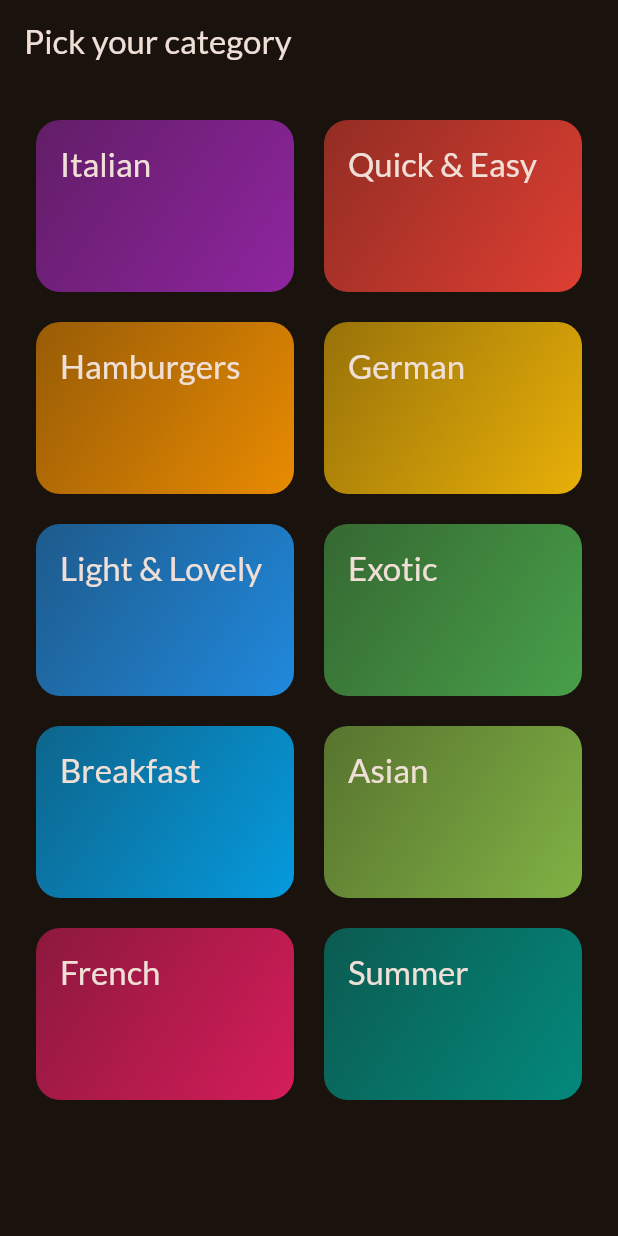
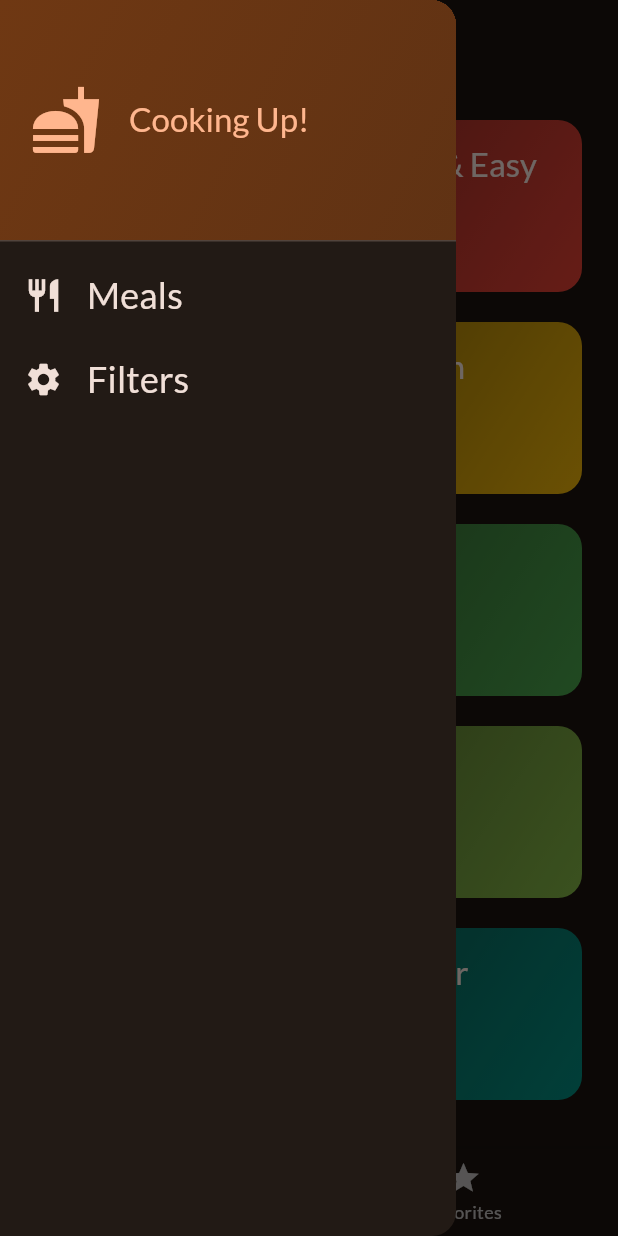
Before and after one commit to rubik26/meals, a Flutter app: the screen it shows after launch, with the side drawer open (before the commit the screen has no drawer), on a phone screen of 412 x 824 dp. Run offline on Flutter 3.47's test engine with Material 3 defaults, Android fonts, the phone set to English and light mode, and no system bars; our stand-ins replace flutter_riverpod, google_fonts, transparent_image; statements that could not run were skipped.

Commit message:
Описание изменений

```diff
--- a/lib/main.dart
+++ b/lib/main.dart
@@ -1,5 +1,6 @@
-import 'package:cookies/screens/categories.dart';
+import 'package:cookies/screens/tabs.dart';
 import 'package:flutter/material.dart';
+import 'package:flutter_riverpod/flutter_riverpod.dart';
 
 import 'package:google_fonts/google_fonts.dart';
 
@@ -13,7 +14,11 @@ final theme = ThemeData(
 );
 
 void main() {
-  runApp(const App());
+  runApp(
+    const ProviderScope(
+      child: App(),
+    ),
+  );
 }
 
 class App extends StatelessWidget {
@@ -24,7 +29,7 @@ class App extends StatelessWidget {
     return MaterialApp(
       debugShowCheckedModeBanner: false,
       theme: theme,
-      home: const CategoriesScreen(),
+      home: const TabsScreen(),
     );
   }
 }
--- /dev/null
+++ b/lib/providers/filters_provider.dart
@@ -0,0 +1,31 @@
+import 'package:flutter_riverpod/flutter_riverpod.dart';
+
+enum Filter {
+  glutenFree,
+  lactoseFree,
+  vegetarian,
+  vegan,
+}
+
+class FiltersNotifier extends StateNotifier<Map<Filter, bool>> {
+  FiltersNotifier()
+      : super({
+          Filter.glutenFree: false,
+          Filter.lactoseFree: false,
+          Filter.vegan: false,
+          Filter.vegetarian: false,
+        });
+  void setFilter(Filter filter, bool isActive) {
+    state[filter] = isActive;
+
+    state = {
+      ...state,
+      filter: isActive,
+    };
+  }
+}
+
+final filtersProvider =
+    StateNotifierProvider<FiltersNotifier, Map<Filter, bool>>(
+  (ref) => FiltersNotifier(),
+);
--- /dev/null
+++ b/lib/providers/meals_provider.dart
@@ -0,0 +1,6 @@
+import 'package:cookies/data/dummy_data.dart';
+import 'package:flutter_riverpod/flutter_riverpod.dart';
+
+final mealsProvider = Provider((ref) {
+  return dummyMeals;
+});
--- a/lib/screens/categories.dart
+++ b/lib/screens/categories.dart
@@ -1,11 +1,17 @@
 import 'package:cookies/data/dummy_data.dart';
 import 'package:cookies/models/category.dart';
+import 'package:cookies/models/meal.dart';
 import 'package:cookies/screens/meals.dart';
 import 'package:cookies/widgets/category_grid_item.dart';
 import 'package:flutter/material.dart';
 
 class CategoriesScreen extends StatelessWidget {
-  const CategoriesScreen({super.key});
+  const CategoriesScreen({
+    super.key,
+    required this.avaibleMeals,
+  });
+
+  final List<Meal> avaibleMeals;
 
   void _selectCategory(BuildContext context, Category category) {
     final filteredMeals = dummyMeals
@@ -23,11 +29,7 @@ class CategoriesScreen extends StatelessWidget {
 
   @override
   Widget build(BuildContext context) {
-    return Scaffold(
-      appBar: AppBar(
-        title: const Text('Pick your category'),
-      ),
-      body: GridView(
+    return GridView(
       padding: const EdgeInsets.all(24),
       gridDelegate: const SliverGridDelegateWithFixedCrossAxisCount(
         crossAxisCount: 2,
@@ -44,7 +46,6 @@ class CategoriesScreen extends StatelessWidget {
             },
           )
       ],
-      ),
     );
   }
 }
--- /dev/null
+++ b/lib/screens/tabs.dart
@@ -0,0 +1,111 @@
+import 'package:cookies/models/meal.dart';
+import 'package:cookies/providers/favorites_provider.dart';
+import 'package:cookies/providers/meals_provider.dart';
+import 'package:cookies/screens/categories.dart';
+import 'package:cookies/screens/filters.dart';
+import 'package:cookies/screens/meals.dart';
+import 'package:cookies/widgets/main_drawer.dart';
+import 'package:flutter/material.dart';
+import 'package:flutter_riverpod/flutter_riverpod.dart';
+
+const kInitialFilters = {
+  Filter.glutenFree: false,
+  Filter.lactoseFree: false,
+  Filter.vegetarian: false,
+  Filter.vegan: false,
+};
+
+class TabsScreen extends ConsumerStatefulWidget {
+  const TabsScreen({super.key});
+
+  @override
+  ConsumerState<TabsScreen> createState() {
+    return _TabsScreenState();
+  }
+}
+
+class _TabsScreenState extends ConsumerState<TabsScreen> {
+  int _selectedPageIndex = 0;
+  final List<Meal> _favoriteMeals = [];
+  Map<Filter, bool> _selectedFiltres = kInitialFilters;
+
+  void _selectPage(int index) {
+    setState(() {
+      _selectedPageIndex = index;
+    });
+  }
+
+  void _setScreen(String indetifire) async {
+    if (indetifire != 'filters') {
+      Navigator.of(context).pop();
+    } else {
+      final result = await Navigator.of(context).push<Map<Filter, bool>>(
+        MaterialPageRoute(
+          builder: (context) => FiltersScreen(
+            currentFilters: _selectedFiltres,
+          ),
+        ),
+      );
+      setState(() {
+        _selectedFiltres = result ?? kInitialFilters;
+      });
+    }
+  }
+
+  @override
+  Widget build(BuildContext context) {
+    final meals = ref.watch(mealsProvider);
+
+    final availableMeals = meals.where((meal) {
+      if (_selectedFiltres[Filter.glutenFree]! && !meal.isGlutenFree) {
+        return false;
+      }
+      if (_selectedFiltres[Filter.lactoseFree]! && !meal.isLactoseFree) {
+        return false;
+      }
+      if (_selectedFiltres[Filter.vegetarian]! && !meal.isVegetarian) {
+        return false;
+      }
+      if (_selectedFiltres[Filter.vegan]! && !meal.isVegan) {
+        return false;
+      }
+      return true;
+    }).toList();
+    Widget activePage = CategoriesScreen(
+      avaibleMeals: availableMeals,
+    );
+    String activePageTitle = 'Categories';
+
+    if (_selectedPageIndex == 1) {
+      final FavoriteMeals = ref.watch(favoriteMealsProvider);
+      activePage = MealsScreen(
+        meals: _favoriteMeals,
+      );
+      activePageTitle = 'Your Favorites';
+    }
+
+    return Scaffold(
+      appBar: AppBar(
+        title: Text(activePageTitle),
+      ),
+      drawer: MainDrawer(
+        onSelectScreen: _setScreen,
+      ),
+      body: activePage,
+      bottomNavigationBar: BottomNavigationBar(
+        onTap: _selectPage,
+        currentIndex: _selectedPageIndex,
+        items: const [
+          BottomNavigationBarItem(
+            icon: Icon(Icons.set_meal),
+            label: 'Categories',
+          ),
+          BottomNavigationBarItem(
+            icon: Icon(Icons.star),
+            label: 'Favorites',
+          ),
+        ],
+      ),
+    );
+  }
+}
--- /dev/null
+++ b/lib/widgets/main_drawer.dart
@@ -0,0 +1,88 @@
+import 'package:flutter/material.dart';
+
+class MainDrawer extends StatelessWidget {
+  const MainDrawer({
+    super.key,
+    required this.onSelectScreen,
+  });
+
+  final void Function(String identifier) onSelectScreen;
+
+  @override
+  Widget build(BuildContext context) {
+    return Drawer(
+      child: Column(
+        children: [
+          DrawerHeader(
+            padding: const EdgeInsets.all(20),
+            decoration: BoxDecoration(
+              gradient: LinearGradient(
+                colors: [
+                  Theme.of(context).colorScheme.primaryContainer,
+                  Theme.of(context)
+                      .colorScheme
+                      .primaryContainer
+                      .withOpacity(0.8),
+                ],
+                begin: Alignment.topLeft,
+                end: Alignment.bottomRight,
+              ),
+            ),
+            child: Row(
+              children: [
+                Icon(
+                  Icons.fastfood,
+                  size: 48,
+                  color: Theme.of(context).colorScheme.primary,
+                ),
+                const SizedBox(
+                  width: 18,
+                ),
+                Text(
+                  'Cooking Up!',
+                  style: Theme.of(context).textTheme.titleLarge!.copyWith(
+                        color: Theme.of(context).colorScheme.primary,
+                      ),
+                )
+              ],
+            ),
+          ),
+          ListTile(
+            leading: Icon(
+              Icons.restaurant,
+              size: 26,
+              color: Theme.of(context).colorScheme.onSurface,
+            ),
+            title: Text(
+              'Meals',
+              style: Theme.of(context).textTheme.titleSmall!.copyWith(
+                    color: Theme.of(context).colorScheme.onSurface,
+                    fontSize: 24,
+                  ),
+            ),
+            onTap: () {
+              onSelectScreen('meals');
+            },
+          ),
+          ListTile(
+            leading: Icon(
+              Icons.settings,
+              size: 26,
+              color: Theme.of(context).colorScheme.onSurface,
+            ),
+            title: Text(
+              'Filters',
+              style: Theme.of(context).textTheme.titleSmall!.copyWith(
+                    color: Theme.of(context).colorScheme.onSurface,
+                    fontSize: 24,
+                  ),
+            ),
+            onTap: () {
+              onSelectScreen('filters');
+            },
+          )
+        ],
+      ),
+    );
+  }
+}
--- a/pubspec.yaml
+++ b/pubspec.yaml
@@ -37,6 +37,7 @@ dependencies:
   cupertino_icons: ^1.0.8
   google_fonts: ^6.2.1
   transparent_image: ^2.0.1
+  flutter_riverpod: ^2.6.1
 
 dev_dependencies:
   flutter_test:
```
Also changed, not shown: lib/providers/favorites_provider.dart (added, +24 -0 lines), lib/screens/filters.dart (added, +156 -0 lines), lib/screens/meal_details.dart (added, +97 -0 lines), lib/screens/meals.dart (+34 -8 lines), lib/widgets/meal_item.dart (+9 -2 lines), pubspec.lock. Lines whose indentation alone changed are shown as unchanged.
